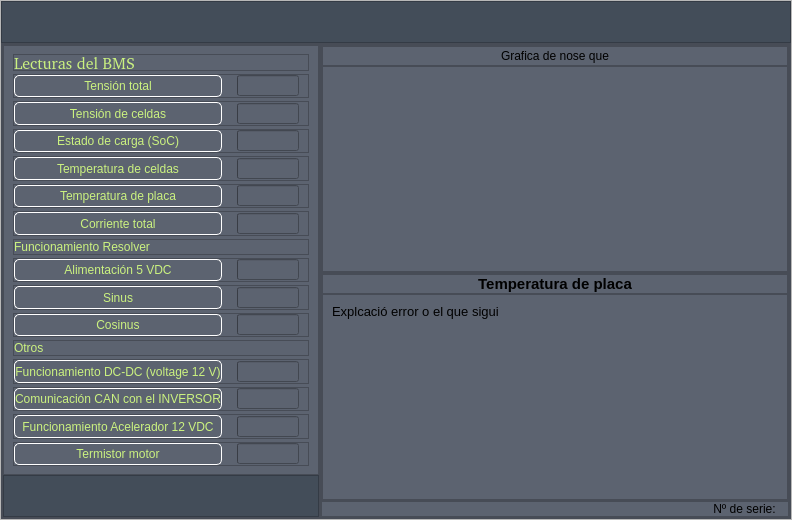
Above: UI/Interficie1.1.ui from AlbertSumalla/BatteryTester before the change. Below: the same form after it.
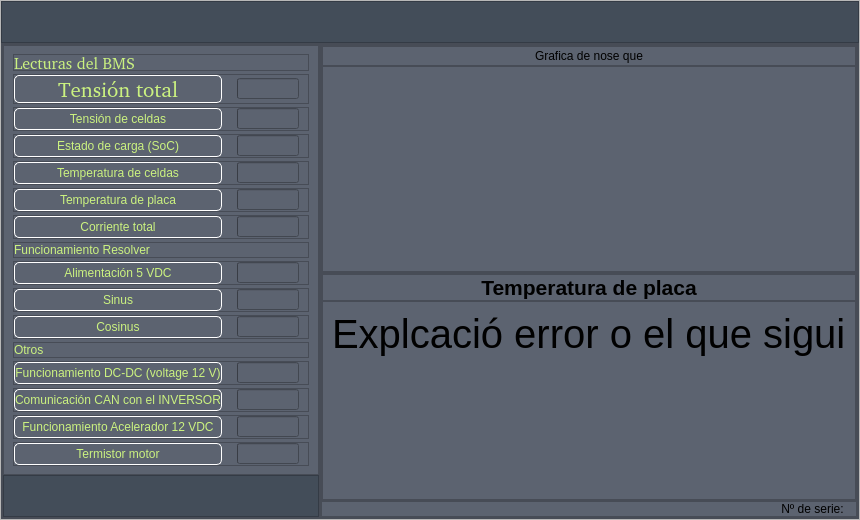
That is the form after the change. The open tabs and pages were chosen to show the change. Icons and pictures are not drawn.

Diff of the .ui file:
```diff
--- a/UI/Interficie1.1.ui
+++ b/UI/Interficie1.1.ui
@@ -474,6 +474,15 @@
                        <verstretch>0</verstretch>
                       </sizepolicy>
                      </property>
+                     <property name="font">
+                      <font>
+                       <family>Arial Black!</family>
+                       <pointsize>16</pointsize>
+                       <weight>10</weight>
+                       <italic>false</italic>
+                       <bold>false</bold>
+                      </font>
+                     </property>
                      <property name="text">
                       <string>Tensión total</string>
                      </property>
@@ -3804,7 +3813,7 @@
                          <property name="font">
                           <font>
                            <family>Arial</family>
-                           <pointsize>11</pointsize>
+                           <pointsize>16</pointsize>
                            <weight>75</weight>
                            <bold>true</bold>
                           </font>
@@ -3840,7 +3849,7 @@
                          <property name="font">
                           <font>
                            <family>Arial</family>
-                           <pointsize>10</pointsize>
+                           <pointsize>30</pointsize>
                           </font>
                          </property>
                          <property name="text">
```
Left out of the diff: 12 changed lines with no effect on the pictures.
